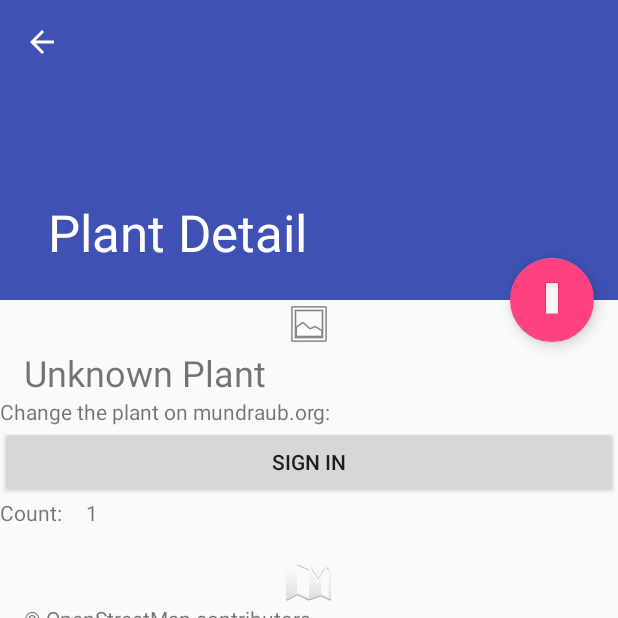
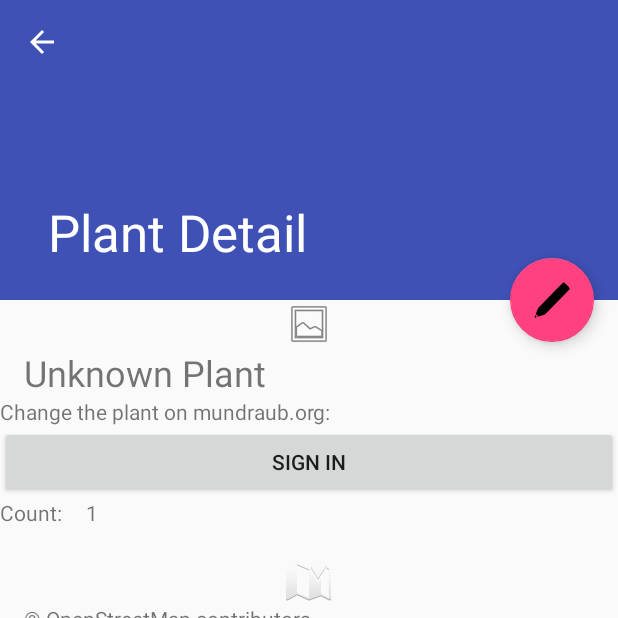
Before and after one commit to niccokunzmann/mundraub-android, an Android app: the PlantDetailActivity screen opened directly, with no data from a screen before it, on a phone screen of 412 x 824 dp, the top half of it. Run offline under Robolectric (Android 15) with nearby library versions, the phone set to English and light mode, and no system bars; 2 statements that could not run were skipped.

Commit message:
set edit button image to pencil
- fixes https://github.com/niccokunzmann/mundraub-android/issues/24
- add images folder for images import and document it

```diff
--- /dev/null
+++ b/app/src/main/res/drawable/ic_pencil.xml
@@ -0,0 +1,13 @@
+<vector xmlns:android="http://schemas.android.com/apk/res/android"
+    android:width="120dp"
+    android:height="120dp"
+    android:viewportWidth="120"
+    android:viewportHeight="120">
+  <path
+      android:pathData="m98.327,1.996c1.083,0.004 2.297,0.495 3.718,1.75 3.788,3.347 13.216,11.456 15.59,15.675 2.374,4.218 0.65,5.422 -1.349,7.467l-78.975,80.791c-0.684,0.7 -2.386,0.708 -4.175,1.271 -5.341,1.68 -13.585,4.373 -20.703,6.637l-0.046,-3.921 -2.135,0.025 0.593,-2.321 -5.356,-1.369c2.457,-6.836 5.456,-14.411 7.574,-19.082 0.651,-1.437 1.03,-2.725 1.635,-3.344l78.975,-80.791c1.411,-1.443 2.849,-2.793 4.653,-2.786zM4.461,110.86 L7.161,111.552 6.338,114.76 9.395,114.725 9.412,116.546c-2.956,0.929 -5.613,1.747 -7.451,2.263 0.525,-2.052 1.442,-4.885 2.501,-7.949z"
+      android:strokeWidth="0.10629921"
+      android:fillColor="#000000"
+      android:strokeColor="#00000000"
+      android:fillType="nonZero"
+      android:fillAlpha="1"/>
+</vector>
--- a/app/src/main/res/layout/activity_plant_detail.xml
+++ b/app/src/main/res/layout/activity_plant_detail.xml
@@ -49,6 +49,6 @@
         android:layout_margin="@dimen/fab_margin"
         app:layout_anchor="@+id/plant_detail_container"
         app:layout_anchorGravity="top|end"
-        app:srcCompat="@android:drawable/edit_text" />
+        app:srcCompat="@drawable/ic_pencil" />
 
 </android.support.design.widget.CoordinatorLayout>
```
Also changed, not shown: 3 other files.
